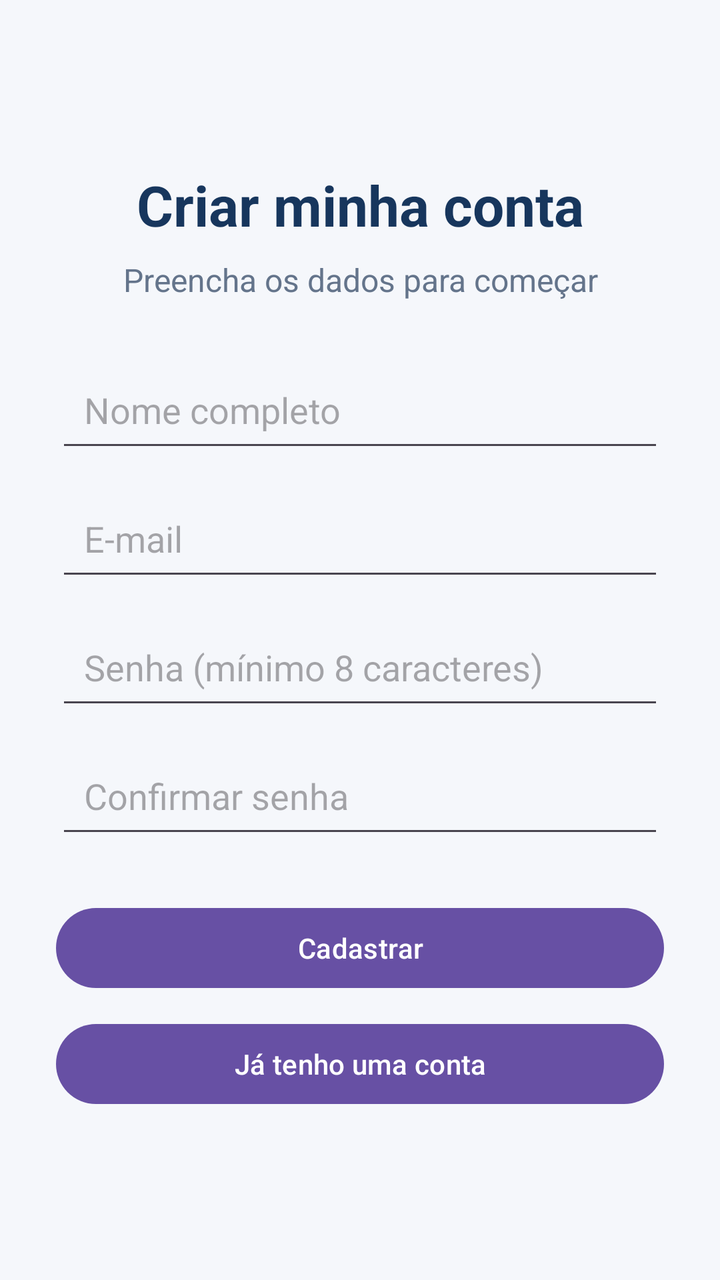
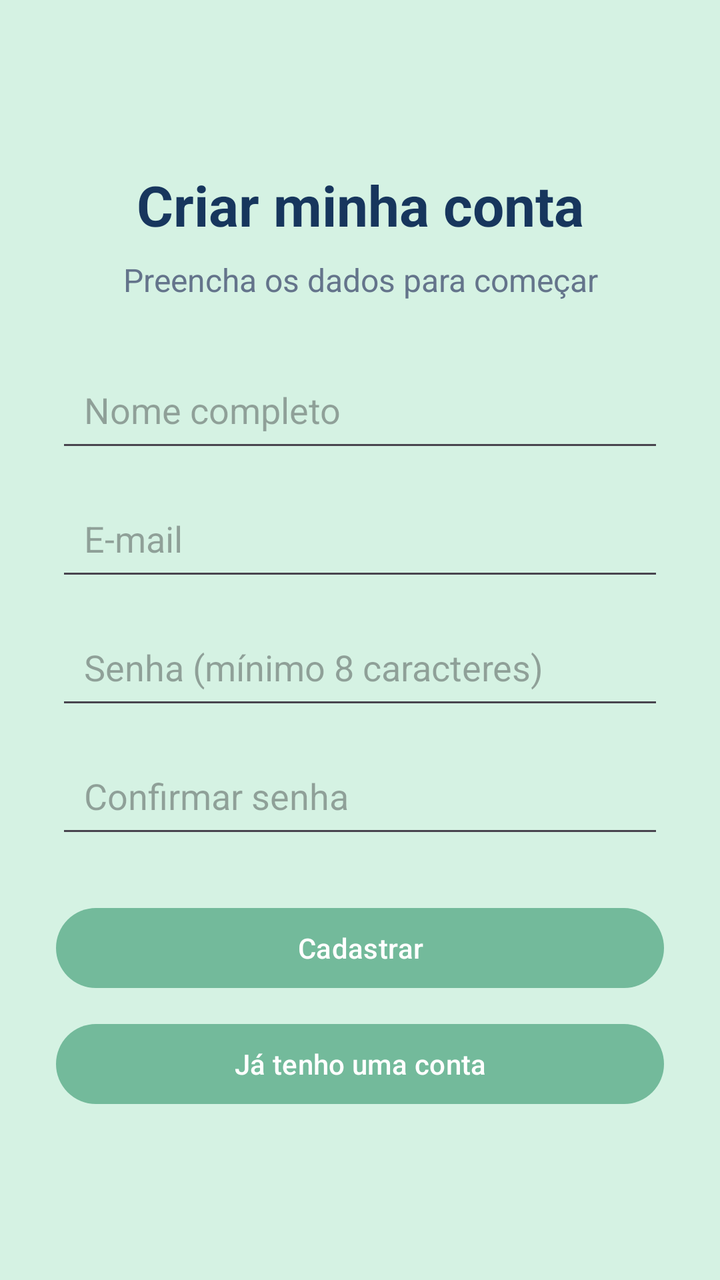

Compare the two renders of this Android layout. The source of the first and the diff that turns it into the second are given below.
<!-- AndroidManifest.xml: application theme Theme.ControleFinanceiro -->
<!-- res/layout/activity_cadastro.xml -->
<?xml version="1.0" encoding="utf-8"?>
<ScrollView
    xmlns:android="http://schemas.android.com/apk/res/android"
    android:layout_width="match_parent"
    android:layout_height="match_parent"
    android:fillViewport="true"
    android:background="#F5F7FB">

    <LinearLayout
        android:layout_width="match_parent"
        android:layout_height="wrap_content"
        android:orientation="vertical"
        android:gravity="center"
        android:padding="28dp">

        <TextView
            android:layout_width="match_parent"
            android:layout_height="wrap_content"
            android:text="Criar minha conta"
            android:textSize="28sp"
            android:textColor="#17365D"
            android:textStyle="bold"
            android:gravity="center"/>

        <TextView
            android:layout_width="match_parent"
            android:layout_height="wrap_content"
            android:layout_marginTop="8dp"
            android:text="Preencha os dados para começar"
            android:textSize="16sp"
            android:textColor="#64748B"
            android:gravity="center"/>

        <EditText
            android:id="@+id/edtNomeCadastro"
            android:layout_width="match_parent"
            android:layout_height="wrap_content"
            android:layout_marginTop="28dp"
            android:hint="Nome completo"
            android:inputType="textPersonName"
            android:singleLine="true"
            android:autofillHints="name"
            android:padding="14dp"/>

        <EditText
            android:id="@+id/edtEmailCadastro"
            android:layout_width="match_parent"
            android:layout_height="wrap_content"
            android:layout_marginTop="12dp"
            android:hint="E-mail"
            android:inputType="textEmailAddress"
            android:singleLine="true"
            android:autofillHints="email"
            android:padding="14dp"/>

        <EditText
            android:id="@+id/edtSenhaCadastro"
            android:layout_width="match_parent"
            android:layout_height="wrap_content"
            android:layout_marginTop="12dp"
            android:hint="Senha (mínimo 8 caracteres)"
            android:inputType="textPassword"
            android:singleLine="true"
            android:autofillHints="newPassword"
            android:padding="14dp"/>

        <EditText
            android:id="@+id/edtConfirmarSenha"
            android:layout_width="match_parent"
            android:layout_height="wrap_content"
            android:layout_marginTop="12dp"
            android:hint="Confirmar senha"
            android:inputType="textPassword"
            android:singleLine="true"
            android:padding="14dp"/>

        <Button
            android:id="@+id/btnCadastrar"
            android:layout_width="match_parent"
            android:layout_height="wrap_content"
            android:layout_marginTop="26dp"
            android:text="Cadastrar"/>

        <Button
            android:id="@+id/btnVoltarLogin"
            android:layout_width="match_parent"
            android:layout_height="wrap_content"
            android:layout_marginTop="10dp"
            android:text="Já tenho uma conta"/>

        <ProgressBar
            android:id="@+id/progressoCadastro"
            android:layout_width="wrap_content"
            android:layout_height="wrap_content"
            android:layout_marginTop="16dp"
            android:visibility="gone"/>

    </LinearLayout>

</ScrollView>
<!-- resources referenced by this layout -->
<resources>
  <style name="Theme.ControleFinanceiro" parent="Base.Theme.ControleFinanceiro" />
  <style name="Base.Theme.ControleFinanceiro" parent="Theme.Material3.DayNight.NoActionBar">
          
          
      </style>
</resources>

<!-- the commit's change to res/layout/activity_cadastro.xml (unified diff, before → after) -->
@@ -4,7 +4,7 @@
     android:layout_width="match_parent"
     android:layout_height="match_parent"
     android:fillViewport="true"
-    android:background="#F5F7FB">
+    android:background="@color/cor_fundo">
 
     <LinearLayout
         android:layout_width="match_parent"
<!-- resource entries referenced after the edit -->
@@ -1,9 +1,15 @@
 <!-- resources referenced by this layout -->
 <resources>
+  <color name="cor_fundo">#D5F2E3</color>
   <style name="Theme.ControleFinanceiro" parent="Base.Theme.ControleFinanceiro" />
   <style name="Base.Theme.ControleFinanceiro" parent="Theme.Material3.DayNight.NoActionBar">
-          
-          
+  
+          <item name="colorPrimary">@color/cor_botoes</item>
+          <item name="colorPrimaryDark">@color/cor_receita</item>
+          <item name="colorAccent">@color/cor_receita</item>
+  
       </style>
+  <color name="cor_botoes">#73BA9B</color>
+  <color name="cor_receita">#226F54</color>
 </resources>
 
